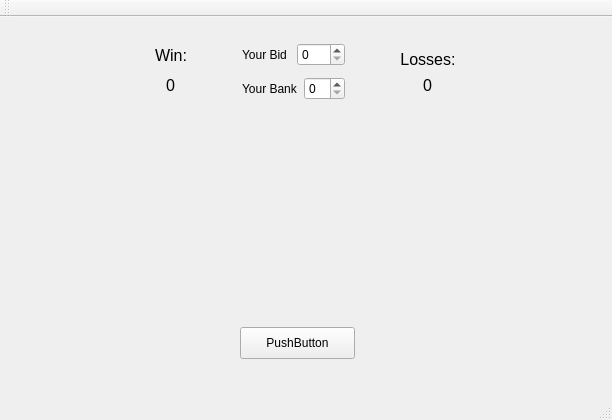
This is crapsgui.ui in SNHU-CETA-CSE/crapsnqt-NoahMcKearney as Qt 5 draws it before an edit. The edited form follows.
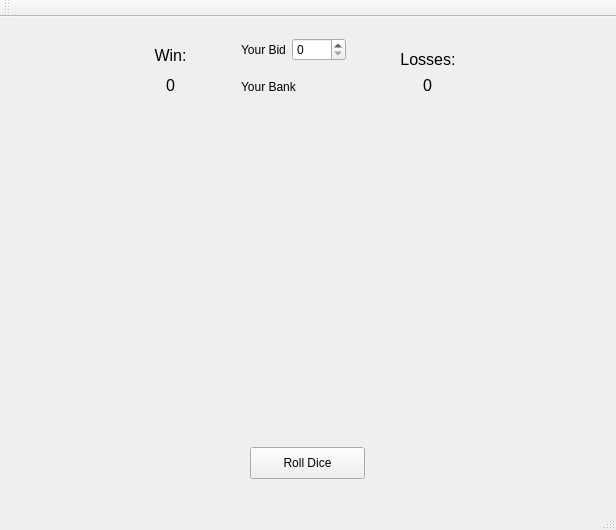
This is the edited form. Icons and pictures are not drawn.

```diff
--- a/crapsgui.ui
+++ b/crapsgui.ui
@@ -6,8 +6,8 @@
    <rect>
     <x>0</x>
     <y>0</y>
-    <width>612</width>
-    <height>420</height>
+    <width>616</width>
+    <height>530</height>
    </rect>
   </property>
   <property name="windowTitle">
@@ -155,7 +155,14 @@
           </widget>
          </item>
          <item>
-          <widget class="QSpinBox" name="userBid"/>
+          <widget class="QSpinBox" name="userBid">
+           <property name="maximum">
+            <number>1000</number>
+           </property>
+           <property name="displayIntegerBase">
+            <number>10</number>
+           </property>
+          </widget>
          </item>
         </layout>
        </item>
@@ -167,7 +174,11 @@
         </widget>
        </item>
        <item row="1" column="1">
-        <widget class="QSpinBox" name="currentBankValueUI"/>
+        <widget class="QLabel" name="currentBankValueUI">
+         <property name="text">
+          <string/>
+         </property>
+        </widget>
        </item>
       </layout>
      </item>
@@ -279,14 +290,14 @@
    <widget class="QPushButton" name="rollButton">
     <property name="geometry">
      <rect>
-      <x>240</x>
-      <y>310</y>
+      <x>250</x>
+      <y>430</y>
       <width>115</width>
       <height>32</height>
      </rect>
     </property>
     <property name="text">
-     <string>PushButton</string>
+     <string>Roll Dice</string>
     </property>
    </widget>
    <widget class="QLabel" name="die1UI">
@@ -302,7 +313,70 @@
      <string/>
     </property>
     <property name="pixmap">
-     <pixmap resource="../../Repositories/crapsStarter/crapsResources.qrc">:/dieImages/6</pixmap>
+     <pixmap resource="crapsgui.qrc">:/craps_ui/dieImages/1.png</pixmap>
+    </property>
+   </widget>
+   <widget class="QLabel" name="outputLabel">
+    <property name="geometry">
+     <rect>
+      <x>30</x>
+      <y>310</y>
+      <width>561</width>
+      <height>41</height>
+     </rect>
+    </property>
+    <property name="font">
+     <font>
+      <pointsize>20</pointsize>
+     </font>
+    </property>
+    <property name="text">
+     <string/>
+    </property>
+    <property name="alignment">
+     <set>Qt::AlignCenter</set>
+    </property>
+   </widget>
+   <widget class="QLabel" name="outputLabel2">
+    <property name="geometry">
+     <rect>
+      <x>30</x>
+      <y>370</y>
+      <width>561</width>
+      <height>41</height>
+     </rect>
+    </property>
+    <property name="font">
+     <font>
+      <pointsize>20</pointsize>
+     </font>
+    </property>
+    <property name="text">
+     <string/>
+    </property>
+    <property name="alignment">
+     <set>Qt::AlignCenter</set>
+    </property>
+   </widget>
+   <widget class="QLabel" name="outputLabel3">
+    <property name="geometry">
+     <rect>
+      <x>400</x>
+      <y>430</y>
+      <width>201</width>
+      <height>51</height>
+     </rect>
+    </property>
+    <property name="font">
+     <font>
+      <pointsize>20</pointsize>
+     </font>
+    </property>
+    <property name="text">
+     <string/>
+    </property>
+    <property name="alignment">
+     <set>Qt::AlignCenter</set>
     </property>
    </widget>
   </widget>
```
Left out of the diff: 9 changed lines with no effect on the pictures.
